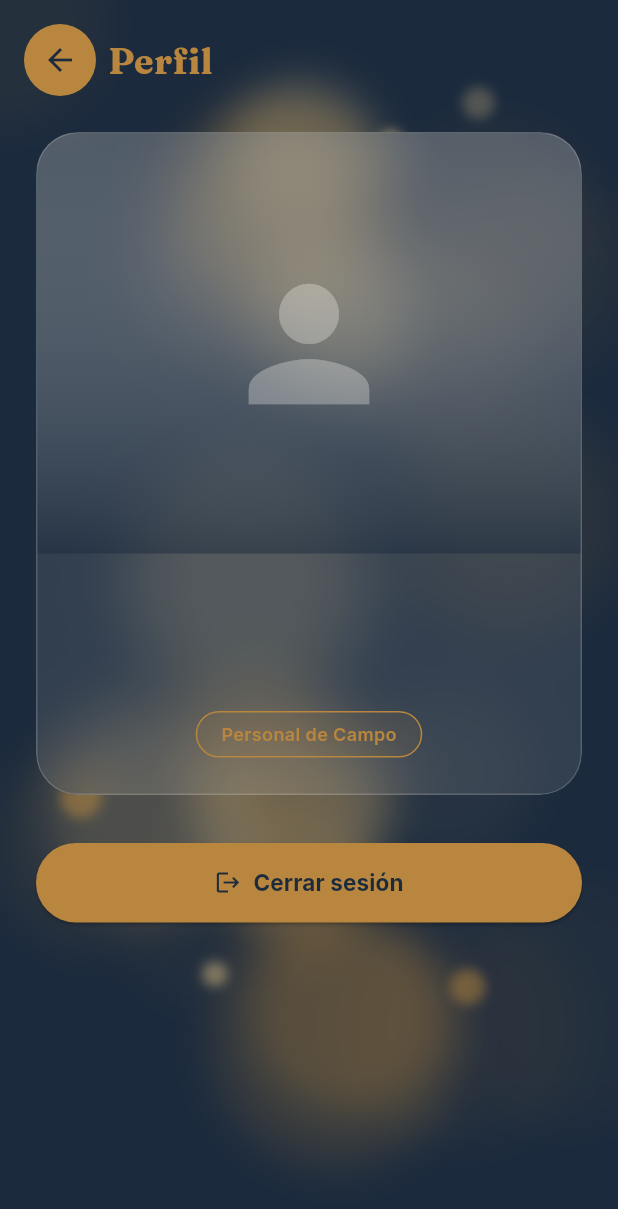
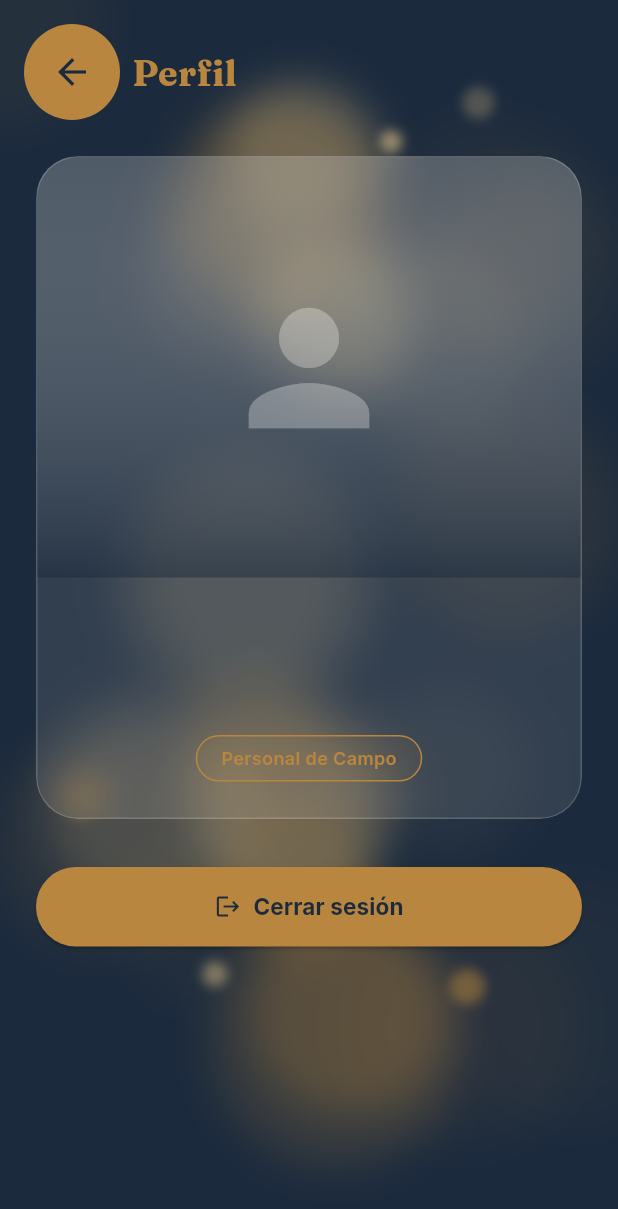
Before and after one commit to ANTONIO30-09/EVENTFLOW-AI, a Flutter app: the ProfileScreen screen opened by its route, on a phone screen of 412 x 824 dp. Shown: the top 1209 px of the screen. Run offline on Flutter 3.47's test engine with Material 3 defaults, Android fonts, the light colour scheme and no system bars; our stand-ins replace cloud_firestore, firebase_auth, firebase_core, google_fonts; missing offline and left inert: mobile_scanner; accounts and stored records are empty.

Commit message:
fix: optimizacion de rendimiento en listas y boton de retroceso global 64x64

```diff
--- a/lib/screens/distribution/suggested_distribution_screen.dart
+++ b/lib/screens/distribution/suggested_distribution_screen.dart
@@ -10,7 +10,6 @@ import '../../data/services/ai_explanation_service.dart';
 import '../../data/services/ai_seating_service.dart';
 import '../../data/models/user_model.dart';
 import '../../data/services/auth_service.dart';
-import '../../widgets/glass_card.dart';
 import '../../widgets/custom_back_button.dart';
 
 class SuggestedDistributionScreen extends StatefulWidget {
@@ -647,8 +646,15 @@ class _SuggestedDistributionScreenState
         ...dist.assignments.map((a) {
           return Padding(
             padding: const EdgeInsets.only(bottom: 14),
-            child: GlassCard(
+            child: Container(
               padding: const EdgeInsets.all(16),
+              decoration: BoxDecoration(
+                color: AppColors.superficiePorcelana.withValues(alpha: 0.08),
+                borderRadius: BorderRadius.circular(20),
+                border: Border.all(
+                  color: AppColors.superficiePorcelana.withValues(alpha: 0.15),
+                ),
+              ),
               child: Column(
                 crossAxisAlignment: CrossAxisAlignment.start,
                 children: [
--- a/lib/widgets/custom_back_button.dart
+++ b/lib/widgets/custom_back_button.dart
@@ -7,19 +7,20 @@ class CustomBackButton extends StatelessWidget {
 
   @override
   Widget build(BuildContext context) {
-    return GestureDetector(
-      onTap: onPressed ?? () => Navigator.pop(context),
-      child: Container(
-        width: 48,
-        height: 48,
-        decoration: const BoxDecoration(
-          color: AppColors.acentoBronce,
-          shape: BoxShape.circle,
-        ),
-        child: const Icon(
-          Icons.arrow_back,
-          color: AppColors.fondoAzulNoche,
-          size: 24,
+    return Material(
+      color: AppColors.acentoBronce,
+      shape: const CircleBorder(),
+      child: InkWell(
+        onTap: onPressed ?? () => Navigator.of(context).maybePop(),
+        customBorder: const CircleBorder(),
+        child: const SizedBox(
+          width: 64,
+          height: 64,
+          child: Icon(
+            Icons.arrow_back,
+            color: AppColors.fondoAzulNoche,
+            size: 28,
+          ),
         ),
       ),
     );
--- a/lib/widgets/glass_card.dart
+++ b/lib/widgets/glass_card.dart
@@ -14,10 +14,11 @@ class GlassCard extends StatelessWidget {
 
   @override
   Widget build(BuildContext context) {
-    return ClipRRect(
+    return RepaintBoundary(
+      child: ClipRRect(
         borderRadius: BorderRadius.circular(28),
         child: BackdropFilter(
-        filter: ImageFilter.blur(sigmaX: 18, sigmaY: 18),
+          filter: ImageFilter.blur(sigmaX: 12, sigmaY: 12),
           child: Container(
             padding: padding,
             decoration: BoxDecoration(
@@ -30,6 +31,7 @@ class GlassCard extends StatelessWidget {
             child: child,
           ),
         ),
+      ),
     );
   }
 }
```
Lines whose indentation alone changed are shown as unchanged.
